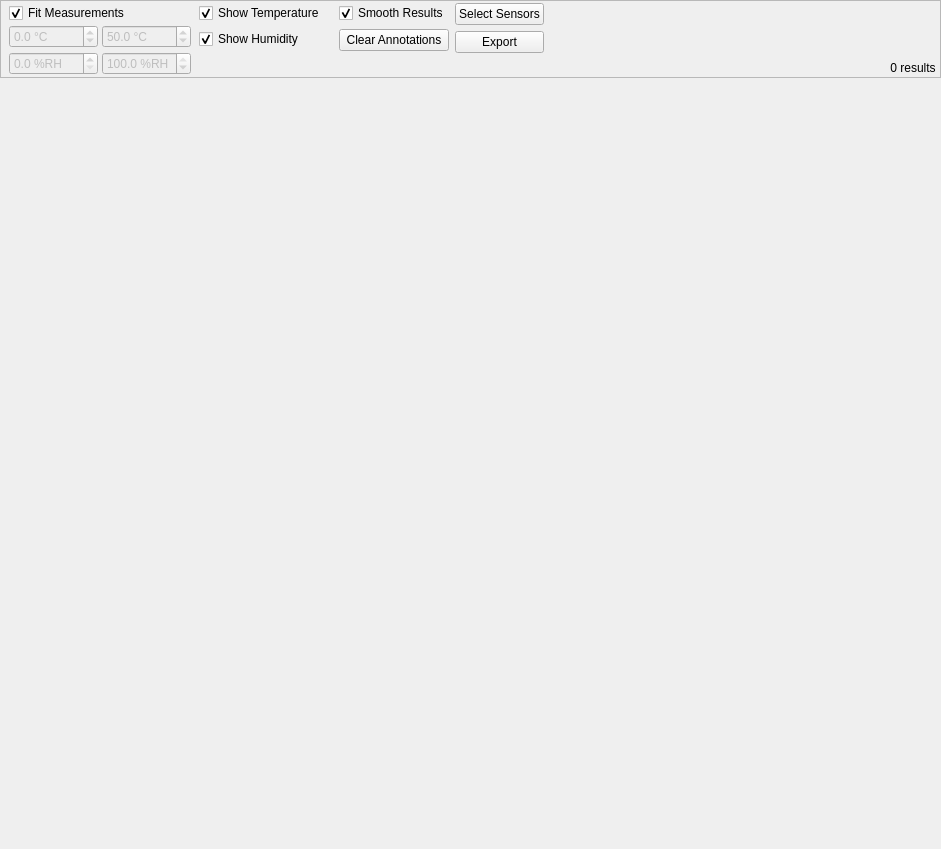
Before: the Qt Designer form manager/src/PlotWidget.ui in porkmarks/sense, drawn with Qt 5.
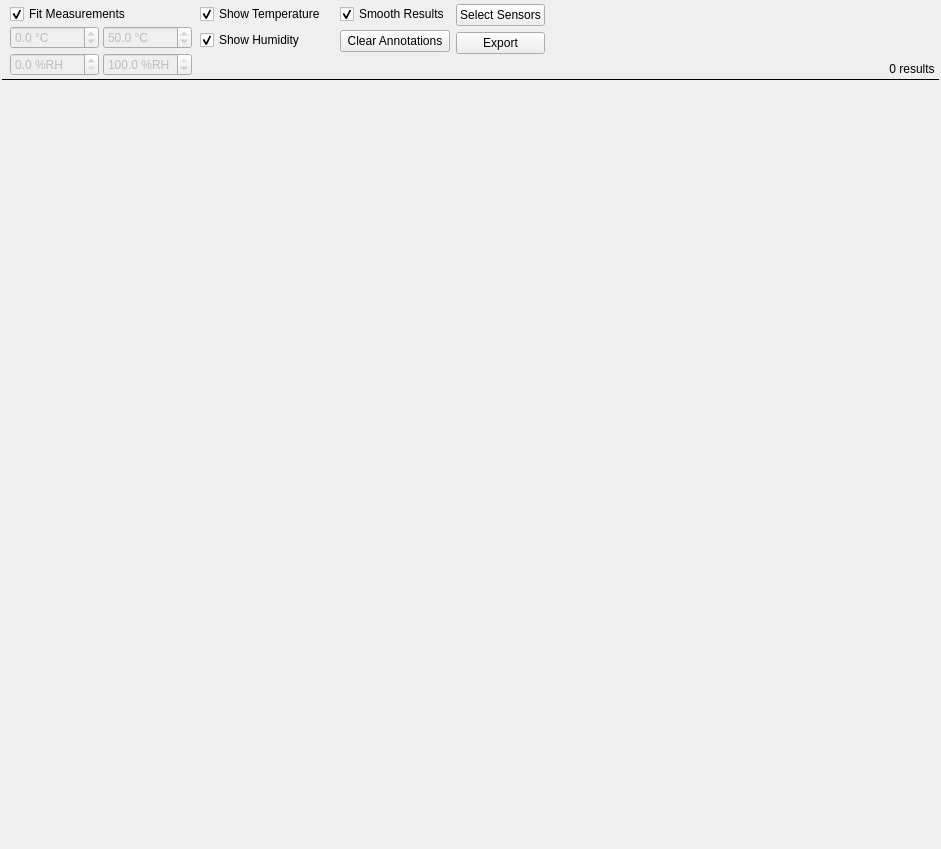
After: the same form once the commit is applied. Icons and pictures are not drawn. Custom widgets are drawn as their Qt base class.

Diff of the .ui file:
```diff
--- a/manager/src/PlotWidget.ui
+++ b/manager/src/PlotWidget.ui
@@ -13,21 +13,21 @@
   <property name="windowTitle">
    <string>Form</string>
   </property>
-  <layout class="QVBoxLayout" name="verticalLayout" stretch="0,100">
+  <layout class="QVBoxLayout" name="verticalLayout" stretch="0,0,100">
    <property name="spacing">
     <number>0</number>
    </property>
    <property name="leftMargin">
-    <number>0</number>
+    <number>2</number>
    </property>
    <property name="topMargin">
-    <number>0</number>
+    <number>2</number>
    </property>
    <property name="rightMargin">
-    <number>0</number>
+    <number>2</number>
    </property>
    <property name="bottomMargin">
-    <number>0</number>
+    <number>2</number>
    </property>
    <item>
     <widget class="QFrame" name="frame">
@@ -44,7 +44,7 @@
       </size>
      </property>
      <property name="frameShape">
-      <enum>QFrame::StyledPanel</enum>
+      <enum>QFrame::NoFrame</enum>
      </property>
      <property name="frameShadow">
       <enum>QFrame::Raised</enum>
@@ -429,6 +429,16 @@
      </layout>
     </widget>
    </item>
+   <item>
+    <widget class="Line" name="line">
+     <property name="frameShadow">
+      <enum>QFrame::Plain</enum>
+     </property>
+     <property name="orientation">
+      <enum>Qt::Horizontal</enum>
+     </property>
+    </widget>
+   </item>
    <item>
     <widget class="QWidget" name="plot" native="true">
      <property name="sizePolicy">
```
